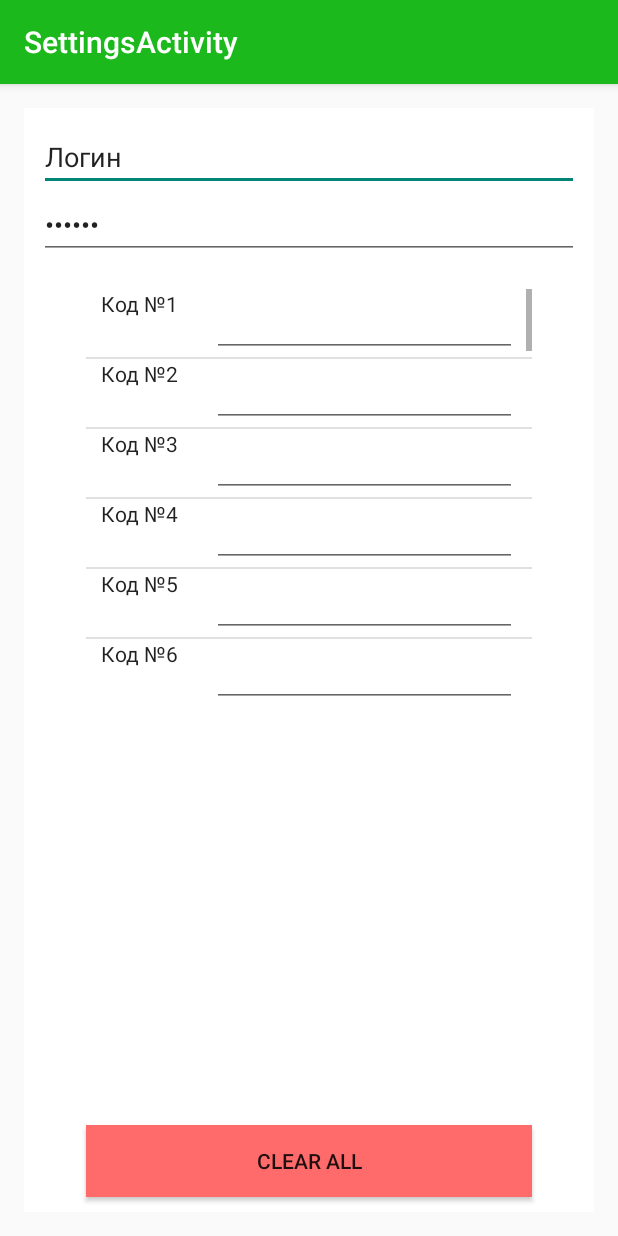
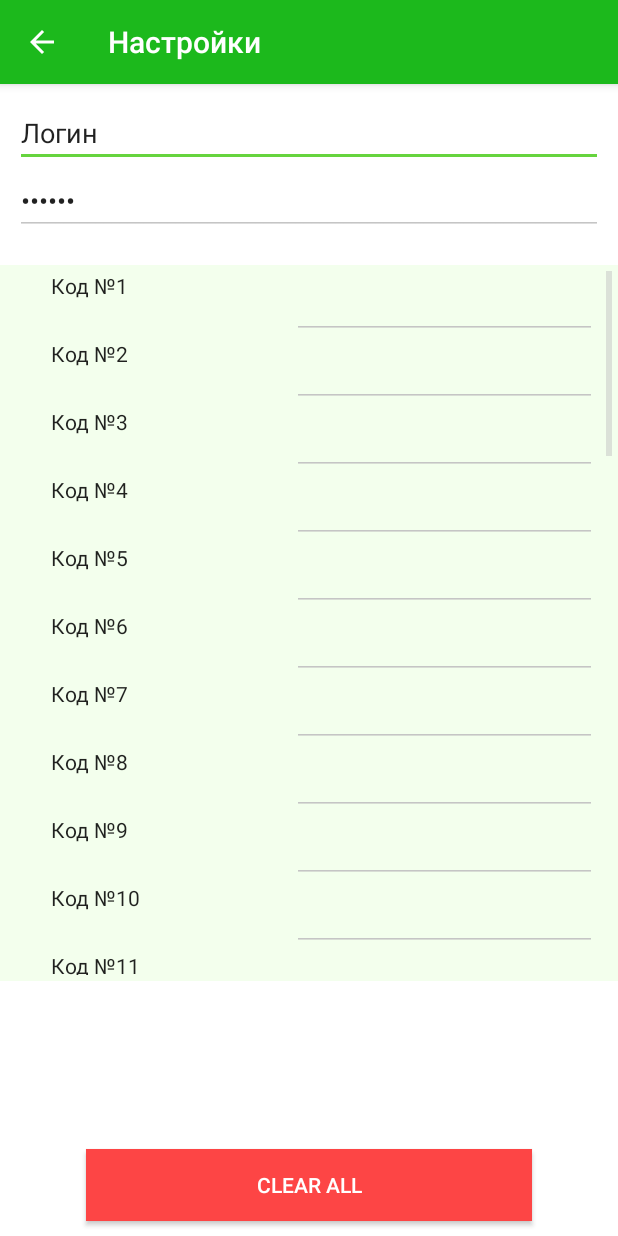
Before and after one commit to oneplusuniverse/Belbank, an Android app: the SettingsActivity screen opened directly, with no data from a screen before it, on a phone screen of 412 x 824 dp. Run offline under Robolectric (Android 15) with nearby library versions, the phone set to English and light mode, and no system bars.

Commit message:
commited on 31.05.2016

```diff
--- a/app/src/main/AndroidManifest.xml
+++ b/app/src/main/AndroidManifest.xml
@@ -22,7 +22,7 @@
         </activity>
         <activity
             android:name=".SettingsActivity"
-            android:label="@string/title_activity_settings"></activity>
+            android:label="@string/action_settings"></activity>
     </application>
 
 </manifest>
--- a/app/src/main/java/com/example/malakhau_ti/belbank/MyAdapter.java
+++ b/app/src/main/java/com/example/malakhau_ti/belbank/MyAdapter.java
@@ -1,43 +1,87 @@
 package com.example.malakhau_ti.belbank;
-
+import java.util.ArrayList;
 import android.content.Context;
 import android.view.LayoutInflater;
 import android.view.View;
 import android.view.ViewGroup;
-import android.widget.ArrayAdapter;
+import android.widget.BaseAdapter;
+import android.widget.CheckBox;
+import android.widget.CompoundButton;
+import android.widget.CompoundButton.OnCheckedChangeListener;
+import android.widget.EditText;
 import android.widget.ImageView;
+import android.widget.ProgressBar;
 import android.widget.TextView;
 
-/**
- * Created by Malakhau_TI on 30.05.2016.
- */
-public class MyAdapterextends extends ArrayAdapter<String> {
-private final Context context;
-private final String[] values;
+public class MyAdapter extends BaseAdapter {
+    Context ctx;
+    LayoutInflater lInflater;
+    String[] codes;
 
-public MyAdapterextends(Context context, String[] values) {
-        super(context, R.layout.list_item, values);
-        this.context = context;
-        this.values = values;
+    MyAdapter(Context context, String[] codes) {
+        ctx = context;
+        this.codes = codes;
+        lInflater = (LayoutInflater) ctx
+                .getSystemService(Context.LAYOUT_INFLATER_SERVICE);
+    }
+
+    // кол-во элементов
+    @Override
+    public int getCount() {
+        return codes.length;
+    }
+
+    // элемент по позиции
+    @Override
+    public String getItem(int position) {
+        return codes[position];
+    }
+
+    // id по позиции
+    @Override
+    public long getItemId(int position) {
+        return position;
+    }
+
+    // пункт списка
+    @Override
+    public View getView(int position, View convertView, ViewGroup parent) {
+
+        final ViewHolder mHolder;
+
+        // используем созданные, но не используемые view
+
+        if (convertView == null) {
+            convertView = lInflater.inflate(R.layout.list_item, parent, false);
+            mHolder = new ViewHolder();
+            mHolder.codelabel = (TextView) convertView.findViewById(R.id.codeLabel);
+            mHolder.code = (EditText) convertView.findViewById(R.id.code);
+            convertView.setTag(mHolder);
+
         }
 
-@Override
-public View getView(int position, View convertView, ViewGroup parent) {
-        LayoutInflater inflater = (LayoutInflater) context
-        .getSystemService(Context.LAYOUT_INFLATER_SERVICE);
-        View listviewC = inflater.inflate(R.layout., parent, false);
-        TextView textView = (TextView) rowView.findViewById(R.id.label);
-        ImageView imageView = (ImageView) rowView.findViewById(R.id.icon);
-        textView.setText(values[position]);
-        // Изменение иконки для Windows и iPhone
-        String s = values[position];
-        if (s.startsWith("Windows7") || s.startsWith("iPhone")
-        || s.startsWith("Solaris")) {
-        imageView.setImageResource(R.drawable.no);
-        } else {
-        imageView.setImageResource(R.drawable.ok);
-        }
+        //Product p = getProduct(position);
+        String p = GetElement(position);
 
-        return rowView;
-        }
+        // заполняем View в пункте списка данными из товаров: наименование, цена
+        // и картинка
+//        ((EditText) view.findViewById(R.id.code)).setText(p.name);
+        ((TextView) convertView.findViewById(R.id.codeLabel)).setText(p);
+
+        return convertView;
+    }
+
+    // товар по позиции
+    String GetElement(int position) {
+        return getItem(position);
+    }
+
+    static class ViewHolder {
+        TextView codelabel;
+        EditText code;
+        int position;
+    }
+
+
+
 }
--- a/app/src/main/java/com/example/malakhau_ti/belbank/SettingsActivity.java
+++ b/app/src/main/java/com/example/malakhau_ti/belbank/SettingsActivity.java
@@ -2,7 +2,10 @@ package com.example.malakhau_ti.belbank;
 
 import android.os.Bundle;
 import android.support.v7.app.ActionBarActivity;
+import android.util.Log;
+import android.view.MenuItem;
 import android.view.View;
+import android.widget.AdapterView;
 import android.widget.ArrayAdapter;
 import android.widget.Button;
 import android.widget.ListView;
@@ -11,23 +14,44 @@ public class SettingsActivity extends ActionBarActivity implements View.OnClickL
 
     private ListView codelist;
     Button delete;
+    final String LOG_TAG = "myLogs";
+
     @Override
     protected void onCreate(Bundle savedInstanceState) {
         super.onCreate(savedInstanceState);
         setContentView(R.layout.activity_settings);
+        getSupportActionBar().setDisplayHomeAsUpEnabled(true);
+        String[] Codes = new String[40];
+
 
         delete = (Button) findViewById(R.id.DeleteBtn);
         delete.setOnClickListener(this);
 
-        String[] Codes = new String[40];
+        String[] CodesLabels = new String[40];
         for(int i = 0;i<40;i++){
-            Codes[i] = "Код №"+String.valueOf(i+1);
+            CodesLabels[i] = "Код №"+String.valueOf(i+1);
         }
         codelist =(ListView) findViewById(R.id.codelist);
 
-        ArrayAdapter<String> adapter = new ArrayAdapter<String>(this,
-                R.layout.list_item, R.id.codeLabel, Codes);
+        MyAdapter adapter = new MyAdapter(this, CodesLabels );
         codelist.setAdapter(adapter);
+
+
+    }
+
+    @Override
+    public boolean onOptionsItemSelected(MenuItem item) {
+        switch (item.getItemId()) {
+            case android.R.id.home:
+                // app icon in action bar clicked; goto parent activity.
+                this.finish();
+                overridePendingTransition(R.anim.left_to_center, R.anim.center_to_right );
+//                overridePendingTransition(R.anim.alpha,R.anim.center_to_left);
+
+                return true;
+            default:
+                return super.onOptionsItemSelected(item);
+        }
     }
 
     @Override
@@ -41,8 +65,14 @@ public class SettingsActivity extends ActionBarActivity implements View.OnClickL
 
     private void Delete(){
         //Clear data in pref
-//        overridePendingTransition(R.anim.alpha,R.anim.diagonaltranslate);
-        this.finish();
+        String[] Codes = new String[40];
+        for(int i = 0;i<40;i++){
+            Codes[i] = "Код № "+String.valueOf(i+1);
+        }
+        ArrayAdapter<String> adapter = new ArrayAdapter<String>(this,
+                R.layout.list_item, R.id.code, Codes);
+        codelist.setAdapter(adapter);
+
     }
 
 }
--- a/app/src/main/res/anim/alpha.xml
+++ /dev/null
@@ -1,8 +0,0 @@
-<?xml version="1.0" encoding="utf-8"?>
-<set xmlns:android="http://schemas.android.com/apk/res/android"
-    android:interpolator="@android:anim/linear_interpolator">
-    <translate
-        android:fromXDelta="0"
-        android:toXDelta="-100%p"
-        android:duration="100"/>
-</set>
--- a/app/src/main/res/anim/diagonaltranslate.xml
+++ /dev/null
@@ -1,8 +0,0 @@
-<?xml version="1.0" encoding="utf-8"?>
-<set xmlns:android="http://schemas.android.com/apk/res/android"
-    android:interpolator="@android:anim/linear_interpolator">
-    <translate
-        android:fromXDelta="100%p"
-        android:toXDelta="0"
-        android:duration="100"/>
-</set>
--- a/app/src/main/res/layout/activity_settings.xml
+++ b/app/src/main/res/layout/activity_settings.xml
@@ -4,10 +4,6 @@
     android:windowSoftInputMode="adjustResize"
     android:layout_width="match_parent"
     android:layout_height="match_parent"
-    android:paddingBottom="@dimen/activity_vertical_margin"
-    android:paddingLeft="@dimen/activity_horizontal_margin"
-    android:paddingRight="@dimen/activity_horizontal_margin"
-    android:paddingTop="@dimen/activity_vertical_margin"
     tools:context="com.example.malakhau_ti.belbank.SettingsActivity">
 
     <LinearLayout
@@ -45,12 +41,17 @@
             android:layout_gravity="center_horizontal" />
 
         <ListView
-            android:layout_width="297dp"
+            android:dividerHeight="0dp"
+            android:divider="@null"
+            android:layout_width="match_parent"
             android:layout_height="278dp"
             android:id="@+id/codelist"
             android:layout_gravity="center_horizontal"
-            android:focusableInTouchMode="false"
-            android:isScrollContainer="false" />
+            android:focusableInTouchMode="true"
+            android:isScrollContainer="false"
+            android:background="#f3ffed"
+            android:padding="4dp"
+            android:layout_weight="0.54" />
 
 
     </LinearLayout>
@@ -64,8 +65,9 @@
         android:isScrollContainer="false"
         android:layout_gravity="center_horizontal"
         android:layout_alignParentBottom="true"
-        android:background="#ff6b6b"
+        android:background="#fd4545"
         android:layout_centerHorizontal="true"
-        android:layout_marginBottom="10dp" />
+        android:layout_marginBottom="10dp"
+        android:textColor="#ffffff" />
 
 </RelativeLayout>
--- a/app/src/main/res/layout/list_item.xml
+++ b/app/src/main/res/layout/list_item.xml
@@ -5,7 +5,8 @@
     android:layout_height="fill_parent">
 
     <TextView
-        android:layout_width="fill_parent"
+        android:paddingLeft="20dp"
+        android:layout_width="wrap_content"
         android:layout_height="fill_parent"
         android:textAppearance="?android:attr/textAppearanceLarge"
         android:text="Large Text"
--- a/app/src/main/res/values/styles.xml
+++ b/app/src/main/res/values/styles.xml
@@ -5,6 +5,8 @@
         <!-- Customize your theme here. -->
         <item name="colorPrimaryDark">@color/green</item>
         <item name="colorPrimary">@color/green</item>
+        <item name="colorControlNormal">#c5c5c5</item>
+        <item name="colorControlActivated">#66d43e</item>
     </style>
 
 </resources>
```
Also changed, not shown: app/src/main/java/com/example/malakhau_ti/belbank/MainActivity.java (+1 -10 lines).
